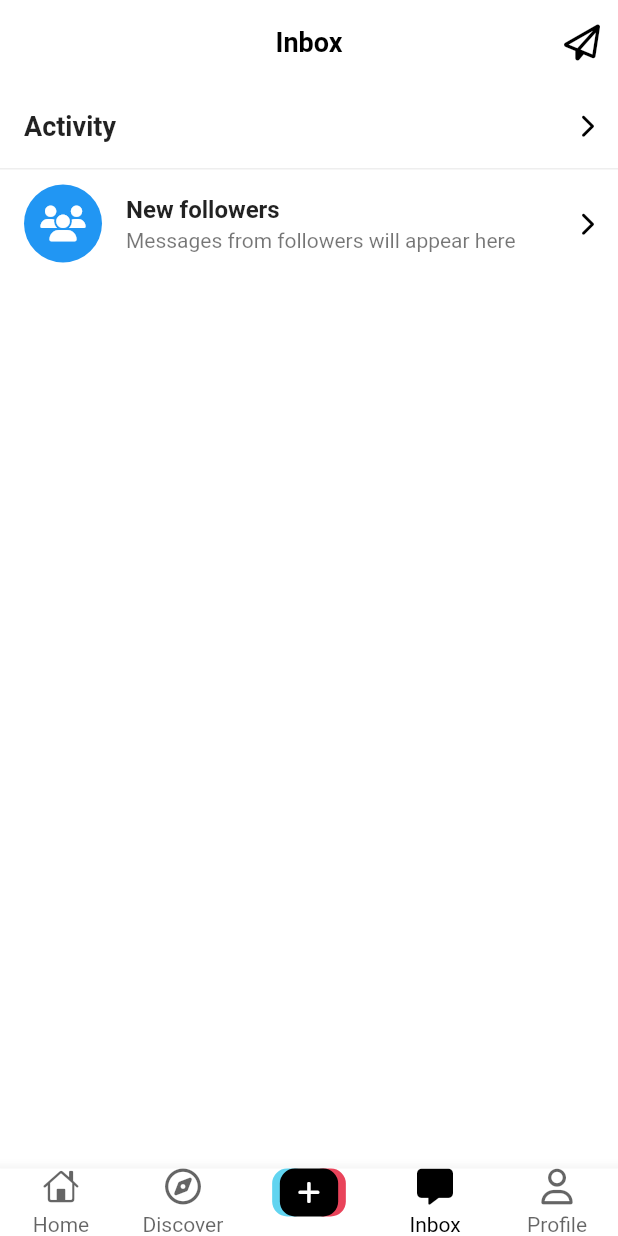
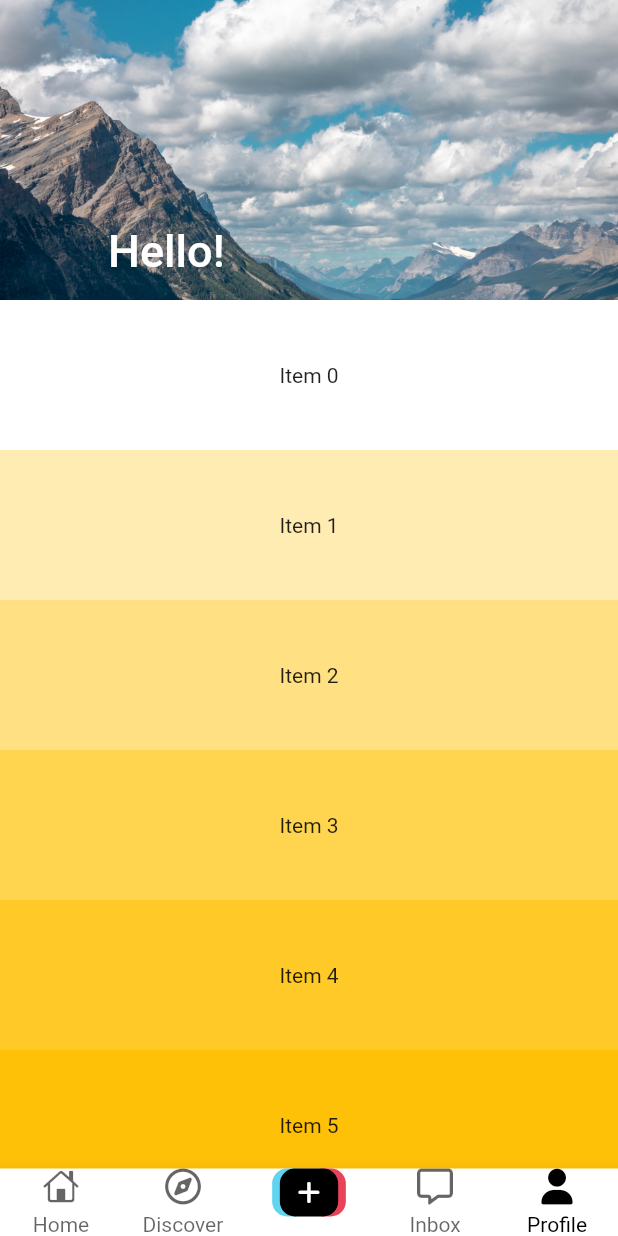
Before and after one commit to nnsyu/tiktok_clone_coding, a Flutter app: the screen it shows after launch, on a phone screen of 412 x 824 dp. Run offline on Flutter 3.47's test engine with Material 2 defaults, Android fonts, the phone set to English and light mode, and no system bars; our stand-ins replace font_awesome_flutter, marquee, video_player, visibility_detector; network calls fail.

Commit message:
틱톡클론코딩 #12.4 SliverPersistentHeader 까지 수강

```diff
--- a/lib/features/main_navigation/main_navigation_screen.dart
+++ b/lib/features/main_navigation/main_navigation_screen.dart
@@ -2,11 +2,11 @@ import 'package:flutter/cupertino.dart';
 import 'package:flutter/material.dart';
 import 'package:font_awesome_flutter/font_awesome_flutter.dart';
 import 'package:tiktok_clone/constants/gaps.dart';
-import 'package:tiktok_clone/constants/sizes.dart';
 import 'package:tiktok_clone/features/discover/discover_screen.dart';
 import 'package:tiktok_clone/features/inbox/inbox_screen.dart';
 import 'package:tiktok_clone/features/main_navigation/widgets/nav_tab.dart';
 import 'package:tiktok_clone/features/main_navigation/widgets/upload_video_button.dart';
+import 'package:tiktok_clone/features/users/user_profile_screen.dart';
 import 'package:tiktok_clone/features/videos/video_timeline_screen.dart';
 
 class MainNavigationScreen extends StatefulWidget {
@@ -17,7 +17,7 @@ class MainNavigationScreen extends StatefulWidget {
 }
 
 class _MainNavigationScreenState extends State<MainNavigationScreen> {
-  int _selectedIndex = 3;
+  int _selectedIndex = 4;
   bool _isTapDown = false;
 
   void _onTap(int index) {
@@ -77,7 +77,7 @@ class _MainNavigationScreenState extends State<MainNavigationScreen> {
           ),
           Offstage(
             offstage: _selectedIndex != 4,
-            child: Container(),
+            child: UserProfileScreen(),
           ),
         ],
       ),
--- /dev/null
+++ b/lib/features/users/user_profile_screen.dart
@@ -0,0 +1,102 @@
+import 'package:flutter/cupertino.dart';
+import 'package:flutter/material.dart';
+import 'package:tiktok_clone/constants/sizes.dart';
+
+class UserProfileScreen extends StatefulWidget {
+  const UserProfileScreen({super.key});
+
+  @override
+  State<UserProfileScreen> createState() => _UserProfileScreenState();
+}
+
+class _UserProfileScreenState extends State<UserProfileScreen> {
+  @override
+  Widget build(BuildContext context) {
+    return CustomScrollView(
+      slivers: [
+        SliverAppBar(
+          pinned: true,
+          stretch: true,
+          collapsedHeight: 80,
+          expandedHeight: 200,
+          backgroundColor: Theme.of(context).primaryColor,
+          flexibleSpace: FlexibleSpaceBar(
+            stretchModes: [
+              StretchMode.blurBackground,
+              StretchMode.zoomBackground,
+            ],
+            background: Image.asset(
+              "assets/images/sample_image.jpg",
+              fit: BoxFit.cover,
+            ),
+            title: Text('Hello!'),
+          ),
+        ),
+        SliverFixedExtentList(
+          delegate: SliverChildBuilderDelegate(
+            childCount: 30,
+            (context, index) => Container(
+              alignment: Alignment.center,
+              color: Colors.amber[100 * (index % 9)],
+              child: Text("Item $index"),
+            ),
+          ),
+          itemExtent: 100,
+        ),
+        SliverPersistentHeader(
+          pinned: true,
+          delegate: CustomDelegage(),
+        ),
+        SliverGrid(
+          delegate: SliverChildBuilderDelegate(
+            childCount: 50,
+            (context, index) => Container(
+              alignment: Alignment.center,
+              color: Colors.blue[100 * (index % 9)],
+              child: Text("Item $index"),
+            ),
+          ),
+          gridDelegate: SliverGridDelegateWithMaxCrossAxisExtent(
+            maxCrossAxisExtent: 100,
+            mainAxisSpacing: Sizes.size20,
+            crossAxisSpacing: Sizes.size20,
+            childAspectRatio: 1,
+          ),
+        ),
+      ],
+    );
+  }
+}
+
+class CustomDelegage extends SliverPersistentHeaderDelegate {
+  @override
+  Widget build(
+      BuildContext context, double shrinkOffset, bool overlapsContent) {
+    return Container(
+      color: Colors.indigo,
+      child: FractionallySizedBox(
+        heightFactor: 1,
+        child: Center(
+          child: Text(
+            'Title !!!!',
+            style: TextStyle(
+              color: Colors.white,
+              fontSize: Sizes.size40,
+            ),
+          ),
+        ),
+      ),
+    );
+  }
+
+  @override
+  double get maxExtent => 100;
+
+  @override
+  double get minExtent => 50;
+
+  @override
+  bool shouldRebuild(covariant SliverPersistentHeaderDelegate oldDelegate) {
+    return false;
+  }
+}
```
